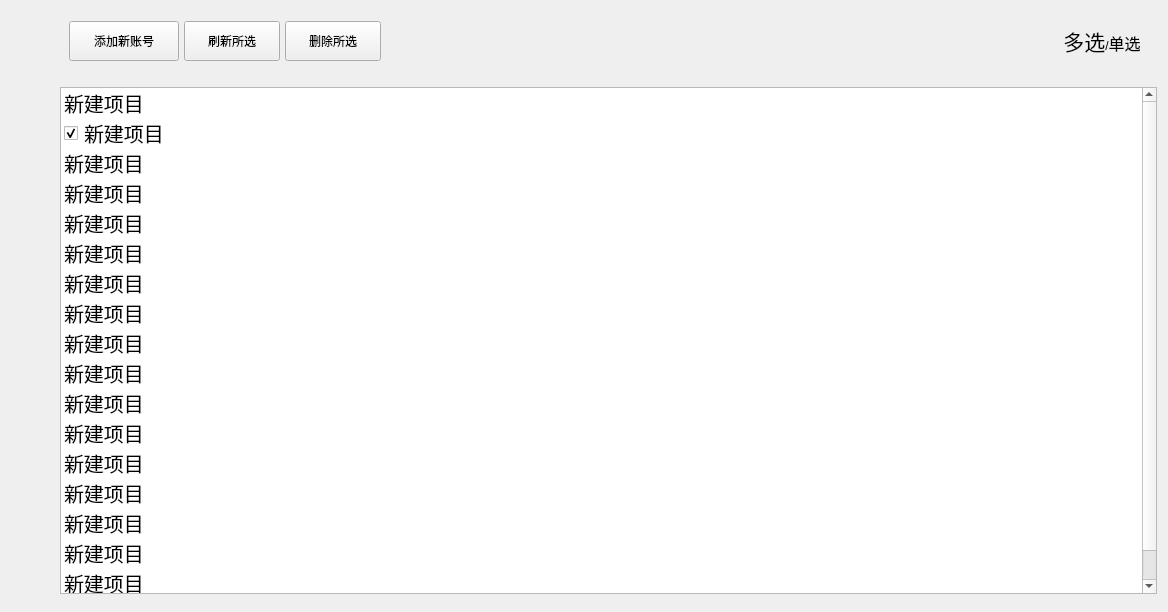
The window that UI/MainWindow/MainWindow.ui (SkyWorldStudio/Minecraft-Optimal-Starter_3) describes before a commit, drawn with Qt 5.
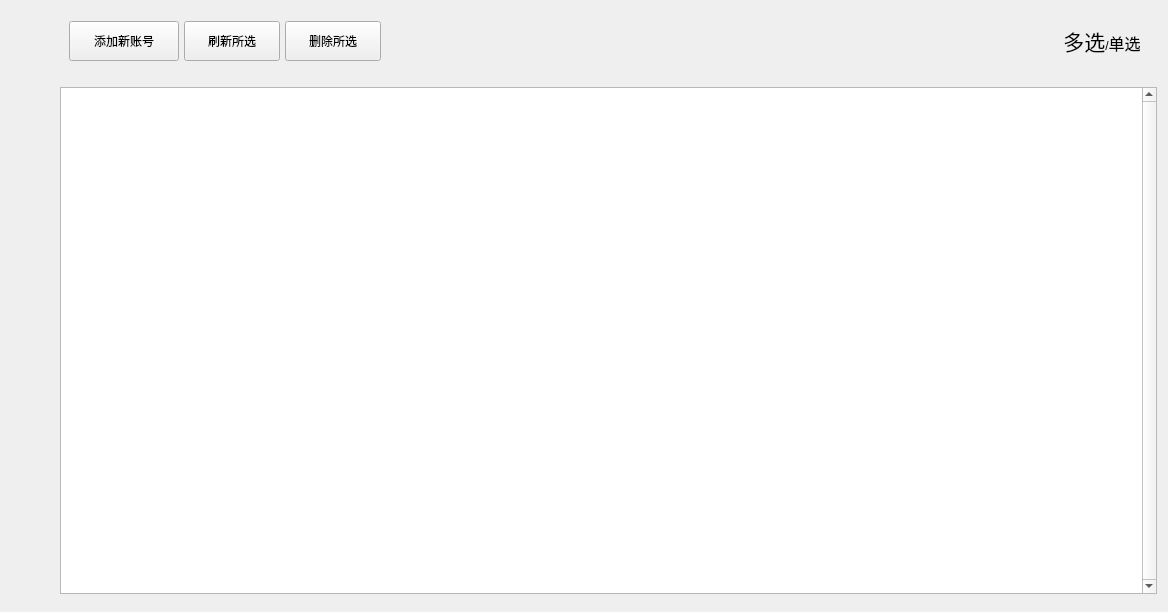
The same window after the commit. The open tabs and pages were chosen to show the change. Icons and pictures are not drawn. Custom widgets are drawn as their Qt base class.

Diff of the .ui file:
```diff
--- a/UI/MainWindow/MainWindow.ui
+++ b/UI/MainWindow/MainWindow.ui
@@ -1035,97 +1035,6 @@
                      <property name="selectionMode">
                       <enum>QAbstractItemView::MultiSelection</enum>
                      </property>
-                     <item>
-                      <property name="text">
-                       <string>新建项目</string>
-                      </property>
-                      <property name="checkState">
-                       <enum>Unchecked</enum>
-                      </property>
-                     </item>
-                     <item>
-                      <property name="text">
-                       <string>新建项目</string>
-                      </property>
-                      <property name="checkState">
-                       <enum>Checked</enum>
-                      </property>
-                     </item>
-                     <item>
-                      <property name="text">
-                       <string>新建项目</string>
-                      </property>
-                     </item>
-                     <item>
-                      <property name="text">
-                       <string>新建项目</string>
-                      </property>
-                     </item>
-                     <item>
-                      <property name="text">
-                       <string>新建项目</string>
-                      </property>
-                     </item>
-                     <item>
-                      <property name="text">
-                       <string>新建项目</string>
-                      </property>
-                     </item>
-                     <item>
-                      <property name="text">
-                       <string>新建项目</string>
-                      </property>
-                     </item>
-                     <item>
-                      <property name="text">
-                       <string>新建项目</string>
-                      </property>
-                     </item>
-                     <item>
-                      <property name="text">
-                       <string>新建项目</string>
-                      </property>
-                     </item>
-                     <item>
-                      <property name="text">
-                       <string>新建项目</string>
-                      </property>
-                     </item>
-                     <item>
-                      <property name="text">
-                       <string>新建项目</string>
-                      </property>
-                     </item>
-                     <item>
-                      <property name="text">
-                       <string>新建项目</string>
-                      </property>
-                     </item>
-                     <item>
-                      <property name="text">
-                       <string>新建项目</string>
-                      </property>
-                     </item>
-                     <item>
-                      <property name="text">
-                       <string>新建项目</string>
-                      </property>
-                     </item>
-                     <item>
-                      <property name="text">
-                       <string>新建项目</string>
-                      </property>
-                     </item>
-                     <item>
-                      <property name="text">
-                       <string>新建项目</string>
-                      </property>
-                     </item>
-                     <item>
-                      <property name="text">
-                       <string>新建项目</string>
-                      </property>
-                     </item>
                     </widget>
                    </item>
                   </layout>
```
Left out of the diff: 37 changed lines with no effect on the pictures.
